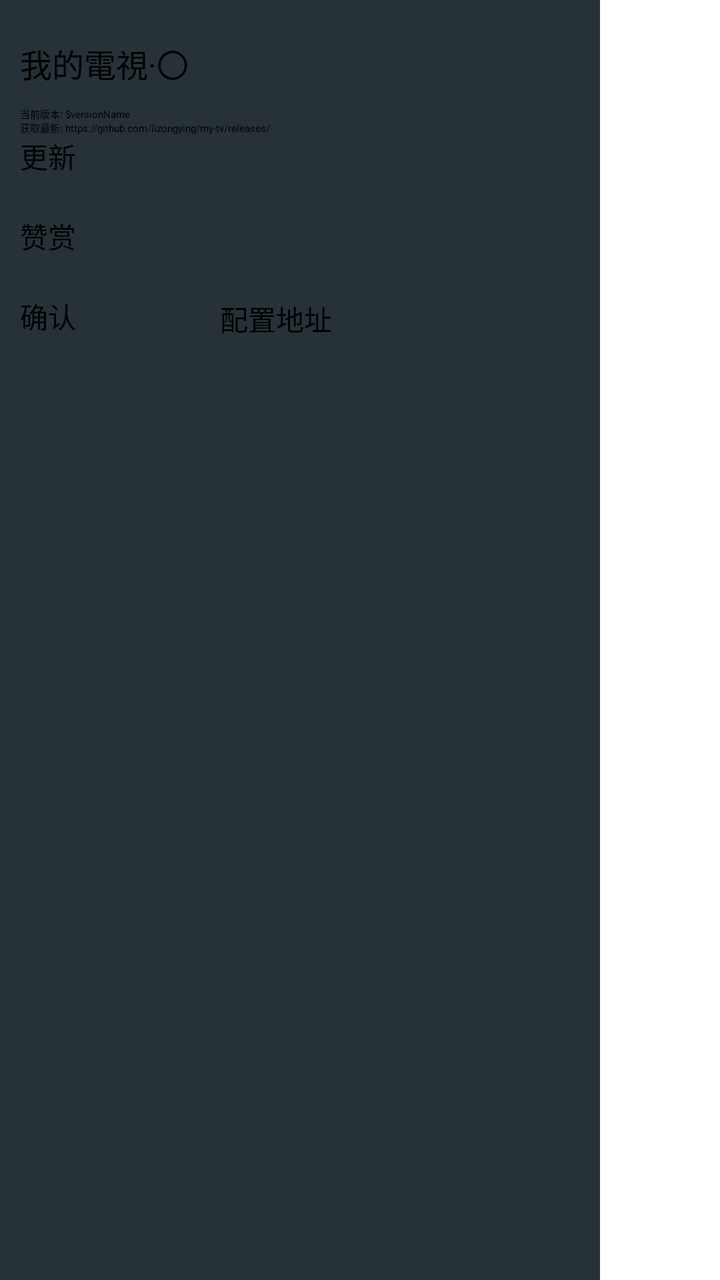
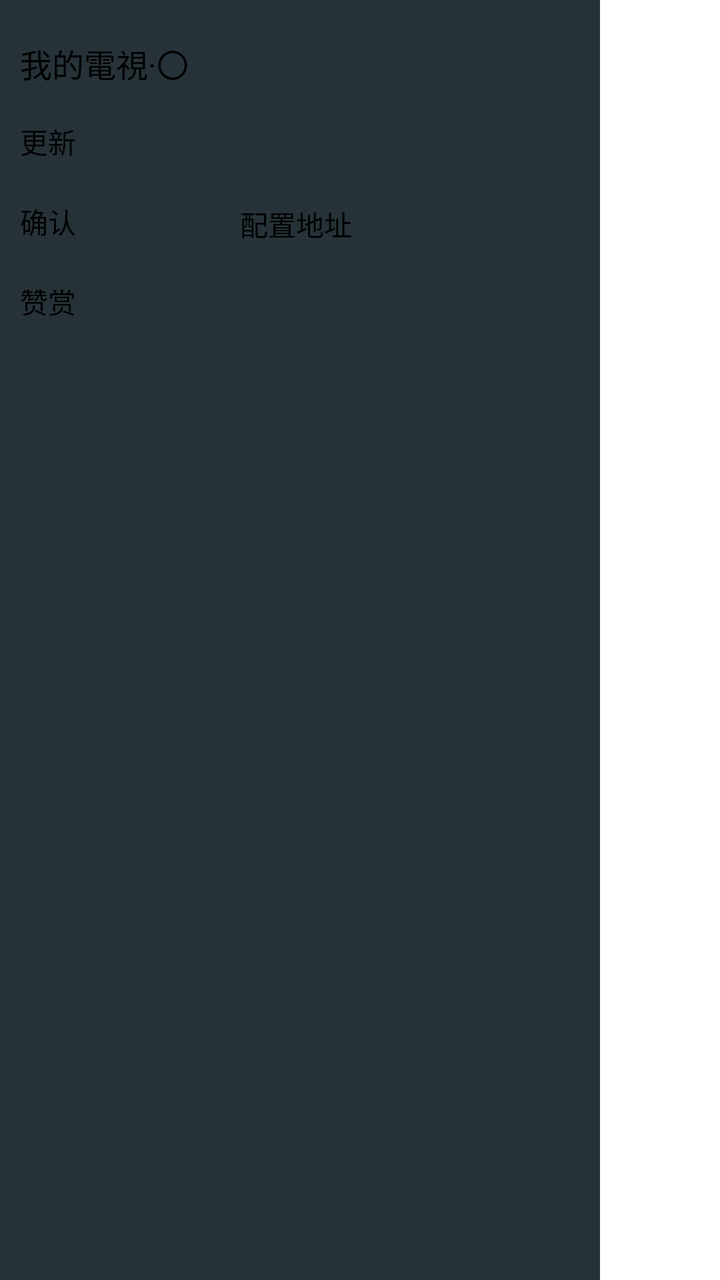

An Android layout rendered at two revisions. The XML below is the earlier revision; the diff shows what the commit changed to produce the second picture.
<!-- AndroidManifest.xml: application theme Theme.MyTV0 -->
<!-- res/layout/setting.xml -->
<?xml version="1.0" encoding="utf-8"?>
<LinearLayout xmlns:android="http://schemas.android.com/apk/res/android"
    android:id="@+id/setting"
    android:layout_width="wrap_content"
    android:layout_height="match_parent"
    android:layout_gravity="end"
    >
    <LinearLayout
        android:layout_width="300dp"
        android:layout_height="match_parent"
        android:orientation="vertical"
        android:paddingTop="20dp"
        android:paddingLeft="10dp"
        android:paddingRight="10dp"
        android:background="#FF263238"
        >
        <TextView
            android:layout_width="wrap_content"
            android:layout_height="wrap_content"
            android:text="@string/app_name"
            android:textSize="16sp" />
        <TextView
            android:id="@+id/version"
            android:layout_width="wrap_content"
            android:layout_height="wrap_content"
            android:layout_marginTop="10dp"
            android:text="当前版本: $versionName\n获取最新: https://github.com/lizongying/my-tv/releases/"
            />
        <LinearLayout
            android:layout_width="300dp"
            android:layout_height="wrap_content"
            android:orientation="horizontal"
            >
            <Button
                android:id="@+id/check_version"
                android:layout_width="100dp"
                android:layout_height="40dp"
                android:layout_marginEnd="10dp"
                android:text="@string/check_version"
                android:textSize="14sp"
                />
            <ProgressBar
                android:visibility="gone"
                android:layout_width="wrap_content"
                android:layout_height="wrap_content"
                />
            <TextView
                android:id="@+id/version_name"
                android:text=""
                android:layout_width="wrap_content"
                android:layout_height="wrap_content" />
        </LinearLayout>
        <Button
            android:id="@+id/appreciate"
            android:layout_width="100dp"
            android:layout_height="40dp"
            android:layout_marginEnd="10dp"
            android:text="@string/appreciate"
            android:textSize="14sp"
            />
        <LinearLayout
            android:layout_width="match_parent"
            android:layout_height="wrap_content"
            android:orientation="horizontal">
            <Button
                android:id="@+id/confirm_button"
                android:layout_width="100dp"
                android:layout_height="40dp"
                android:textSize="14sp"
                android:text="@string/confirm" />
            <EditText
                android:id="@+id/my_edit_text"
                android:layout_width="200dp"
                android:layout_height="40dp"
                android:textSize="14sp"
                android:autofillHints=""
                android:hint="@string/channels"
                android:inputType="textUri" />
        </LinearLayout>

        <Switch
            android:id="@+id/switch_channel_reversal"
            android:text="@string/title_channel_reversal"
            android:layout_marginTop="5dp"
            android:layout_width="match_parent"
            android:layout_height="wrap_content" />
        <Switch
            android:id="@+id/switch_channel_num"
            android:text="@string/title_channel_num"
            android:layout_marginTop="5dp"
            android:layout_width="match_parent"
            android:layout_height="wrap_content" />
        <Switch
            android:id="@+id/switch_boot_startup"
            android:text="@string/title_boot_startup"
            android:layout_marginTop="5dp"
            android:layout_width="match_parent"
            android:layout_height="wrap_content" />
    </LinearLayout>
</LinearLayout>
<!-- resources referenced by this layout -->
<resources>
  <string name="app_name">我的電視·〇</string>
  <string name="appreciate">赞赏</string>
  <string name="channels">配置地址</string>
  <string name="check_version">更新</string>
  <string name="confirm">确认</string>
  <string name="title_boot_startup">开机自启</string>
  <string name="title_channel_num">数字选台</string>
  <string name="title_channel_reversal">换台反转</string>
  <style name="Theme.MyTV0" parent="@style/Theme.Leanback" />
</resources>

<!-- the commit's change to res/layout/setting.xml (unified diff, before → after) -->
@@ -24,7 +24,7 @@
             android:layout_width="wrap_content"
             android:layout_height="wrap_content"
             android:layout_marginTop="10dp"
-            android:text="当前版本: $versionName\n获取最新: https://github.com/lizongying/my-tv/releases/"
+            android:text=""
             />
         <LinearLayout
             android:layout_width="300dp"
@@ -36,28 +36,21 @@
                 android:layout_width="100dp"
                 android:layout_height="40dp"
                 android:layout_marginEnd="10dp"
+                android:textSize="14sp"
                 android:text="@string/check_version"
+                />
+            <TextView
+                android:id="@+id/version_name"
+                android:text=""
                 android:textSize="14sp"
-                />
+                android:layout_width="wrap_content"
+                android:layout_height="wrap_content" />
             <ProgressBar
                 android:visibility="gone"
                 android:layout_width="wrap_content"
                 android:layout_height="wrap_content"
                 />
-            <TextView
-                android:id="@+id/version_name"
-                android:text=""
-                android:layout_width="wrap_content"
-                android:layout_height="wrap_content" />
         </LinearLayout>
-        <Button
-            android:id="@+id/appreciate"
-            android:layout_width="100dp"
-            android:layout_height="40dp"
-            android:layout_marginEnd="10dp"
-            android:text="@string/appreciate"
-            android:textSize="14sp"
-            />
         <LinearLayout
             android:layout_width="match_parent"
             android:layout_height="wrap_content"
@@ -66,6 +59,7 @@
                 android:id="@+id/confirm_button"
                 android:layout_width="100dp"
                 android:layout_height="40dp"
+                android:layout_marginEnd="10dp"
                 android:textSize="14sp"
                 android:text="@string/confirm" />
             <EditText
@@ -77,7 +71,14 @@
                 android:hint="@string/channels"
                 android:inputType="textUri" />
         </LinearLayout>
-
+        <Button
+            android:id="@+id/appreciate"
+            android:layout_width="100dp"
+            android:layout_height="40dp"
+            android:layout_marginEnd="10dp"
+            android:text="@string/appreciate"
+            android:textSize="14sp"
+            />
         <Switch
             android:id="@+id/switch_channel_reversal"
             android:text="@string/title_channel_reversal"
